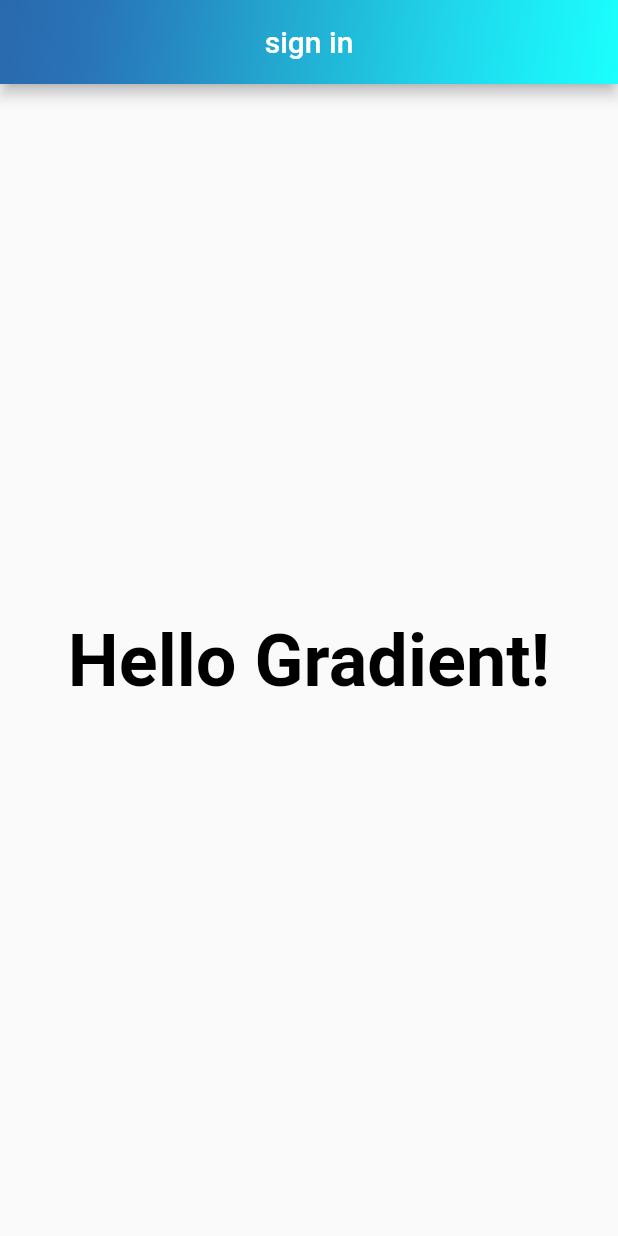
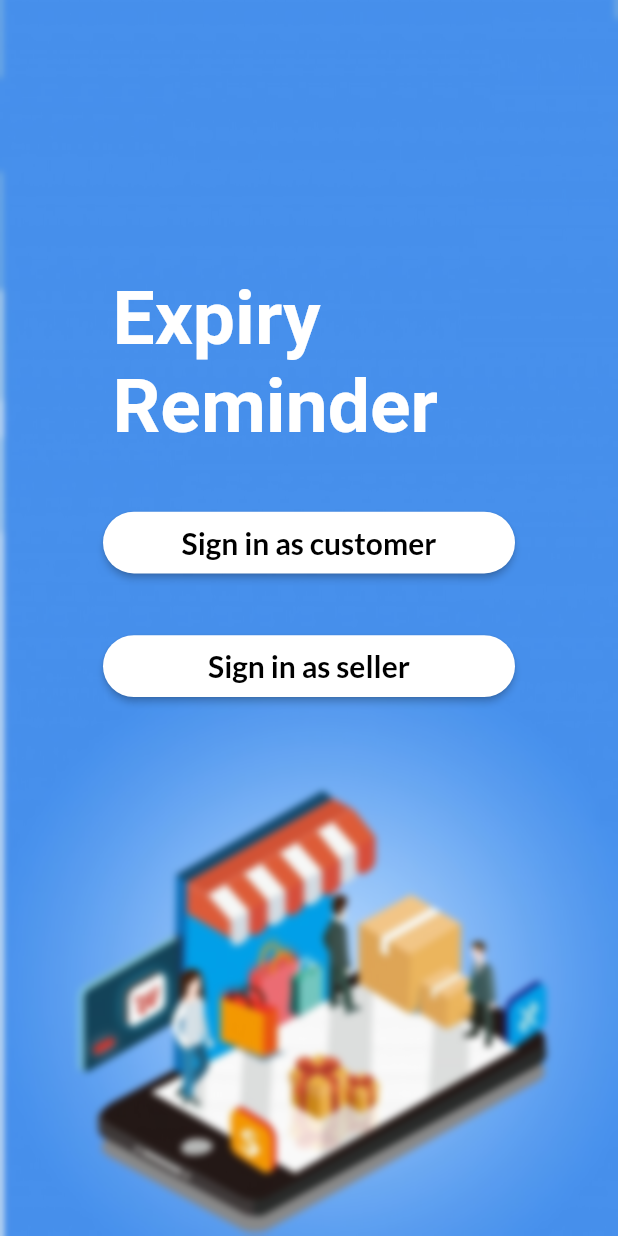
Before and after one commit to Susilkessav/Expiry_Remainder, a Flutter app: the screen it shows after launch, on a phone screen of 412 x 824 dp. Run offline on Flutter 3.47's test engine with Material 2 defaults, Android fonts, the phone set to English and light mode, and no system bars; our stand-ins replace google_fonts; missing offline and left inert: flutter_auth_buttons.

Commit message:
Complete home screen, finish sign in as customer page

```diff
--- /dev/null
+++ b/lib/customer_login.dart
@@ -0,0 +1,56 @@
+import 'dart:ui';
+
+import 'package:flutter/material.dart';
+import 'package:flutter_auth_buttons/flutter_auth_buttons.dart';
+import 'package:google_fonts/google_fonts.dart';
+
+class CustomerLoginPage extends StatelessWidget {
+  @override
+  Widget build(BuildContext context) {
+    return Container(
+      decoration: BoxDecoration(
+        image: const DecorationImage(
+            image: AssetImage('assets/loginc.jpg'), fit: BoxFit.cover),
+      ),
+      child: BackdropFilter(
+        filter: ImageFilter.blur(sigmaX: 2.5, sigmaY: 2.5),
+        child: Scaffold(
+          backgroundColor: Colors.transparent,
+          body: Center(
+            child: Column(
+              mainAxisAlignment: MainAxisAlignment.start,
+              children: <Widget>[
+                SizedBox(
+                  height: (MediaQuery.of(context).size.height) / 4.5,
+                ),
+                Padding(
+                  padding: const EdgeInsets.fromLTRB(75.0, 0, 0, 20),
+                  child: Text('Sign in as customer',
+                      style: GoogleFonts.fugazOne(
+                          color: Colors.white,
+                          fontSize: 55,
+                          fontWeight: FontWeight.w200)),
+                ),
+                SizedBox(
+                  height: 25,
+                ),
+                SizedBox(
+                  width: (MediaQuery.of(context).size.width) / 1.5,
+                  height: (MediaQuery.of(context).size.height) / 20,
+                  child: GoogleSignInButton(
+                    splashColor: Colors.blue[900],
+                    onPressed: () {},
+                    darkMode: true,
+                    borderRadius: 50,
+                    textStyle: GoogleFonts.lato(
+                        fontSize: 20, fontWeight: FontWeight.w600),
+                  ),
+                )
+              ],
+            ),
+          ),
+        ),
+      ),
+    );
+  }
+}
--- a/lib/main.dart
+++ b/lib/main.dart
@@ -1,4 +1,8 @@
+import 'dart:ui';
+import 'package:expiry_remainder/customer_login.dart';
 import 'package:flutter/material.dart';
+import 'package:google_fonts/google_fonts.dart';
+
 void main() {
   runApp(MyApp());
 }
@@ -7,56 +11,113 @@ class MyApp extends StatelessWidget {
   @override
   Widget build(BuildContext context) {
     return MaterialApp(
-      title: 'Flutter Demo',
+      themeMode: ThemeMode.dark,
       theme: ThemeData(
-        primarySwatch: Colors.blue,
-        visualDensity: VisualDensity.adaptivePlatformDensity,
+        scaffoldBackgroundColor: Colors.transparent,
+        textTheme: GoogleFonts.latoTextTheme(),
+        primaryColor: Colors.white,
+        primaryColorBrightness: Brightness.light,
+        brightness: Brightness.light,
+        primaryColorDark: Colors.black87,
+        canvasColor: Colors.white,
+        // next line is important!
+        appBarTheme: AppBarTheme(brightness: Brightness.light),
       ),
-      home: MyHomePage(),
+      darkTheme: ThemeData(
+        primaryColor: Colors.deepPurpleAccent,
+        primaryColorBrightness: Brightness.dark,
+        primaryColorLight: Colors.black87,
+        brightness: Brightness.dark,
+        primaryColorDark: Colors.black87,
+        indicatorColor: Colors.white,
+        canvasColor: Colors.black87,
+        // next line is important!
+        appBarTheme: AppBarTheme(brightness: Brightness.values[0]),
+      ),
+      home: SigninPage(),
     );
   }
 }
 
-class MyHomePage extends StatelessWidget {
+class SigninPage extends StatelessWidget {
   @override
   Widget build(BuildContext context) {
-    return Scaffold(
-      appBar: AppBar(
-        centerTitle: true,
-        title: Text('sign in'),
-        flexibleSpace: Container(
-          decoration: BoxDecoration(
-              gradient: LinearGradient(
-                  begin: Alignment.topLeft,
-                  end: Alignment.bottomRight,
-                  colors: <Color>[
-                    Color.fromRGBO(42,105,173,1.0),
-                    Color.fromRGBO(41,115,183,1.0),
-                    Color.fromRGBO(38,137,194,1.0),
-                    Color.fromRGBO(35,164,206,1.0),
-                    Color.fromRGBO(32,189,219,1.0),
-                    Color.fromRGBO(32,213,234,1.0),
-                    Color.fromRGBO(28,235,245,1.0),
-                    Color.fromRGBO(27,255,254,1.0)
-
-                  ])
-          ),
-        ),
+    return Container(
+      decoration: BoxDecoration(
+        image: const DecorationImage(
+            image: AssetImage('assets/homebg.jpg'), fit: BoxFit.fill),
       ),
-      body: Center(
-        child: Container(
-          child: Center(
-            child: Text(
-              'Hello Gradient!',
-              style: TextStyle(
-                fontSize: 48.0,
-                fontWeight: FontWeight.bold,
-                color: Colors.black,
+      child: BackdropFilter(
+        filter: ImageFilter.blur(sigmaX: 2.5, sigmaY: 2.5),
+        child: Scaffold(
+            backgroundColor: Colors.transparent,
+            body: Center(
+              child: Column(
+                mainAxisAlignment: MainAxisAlignment.start,
+                children: [
+                  SizedBox(
+                    height: (MediaQuery.of(context).size.height) / 4.5,
+                  ),
+                  Padding(
+                    padding: const EdgeInsets.fromLTRB(75, 0, 0, 40),
+                    child: Text("Expiry Reminder",
+                        style: GoogleFonts.fugazOne(
+                            fontSize: 50, fontWeight: FontWeight.bold)),
+                  ),
+                  SizedBox(
+                      width: (MediaQuery.of(context).size.width) / 1.5,
+                      height: (MediaQuery.of(context).size.height) / 20,
+                      child: ElevatedButton(
+                        style: ButtonStyle(
+                            foregroundColor:
+                                MaterialStateProperty.all<Color>(Colors.black),
+                            backgroundColor:
+                                MaterialStateProperty.all<Color>(Colors.white),
+                            shape: MaterialStateProperty.all<
+                                    RoundedRectangleBorder>(
+                                RoundedRectangleBorder(
+                                    borderRadius: BorderRadius.circular(50)))),
+                        child: Text("Sign in as customer",
+                            style: GoogleFonts.lato(
+                                fontSize: 20, fontWeight: FontWeight.w600)),
+                        onPressed: () => gotoCustomerLogin(context),
+                      )),
+                  SizedBox(
+                    height: (MediaQuery.of(context).size.height) / 20,
+                  ),
+                  SizedBox(
+                    width: (MediaQuery.of(context).size.width) / 1.5,
+                    height: (MediaQuery.of(context).size.height) / 20,
+                    child: ElevatedButton(
+                      style: ButtonStyle(
+                          foregroundColor:
+                              MaterialStateProperty.all<Color>(Colors.black),
+                          backgroundColor:
+                              MaterialStateProperty.all<Color>(Colors.white),
+                          shadowColor:
+                              MaterialStateProperty.all<Color>(Colors.black),
+                          shape:
+                              MaterialStateProperty.all<RoundedRectangleBorder>(
+                                  RoundedRectangleBorder(
+                                      borderRadius:
+                                          BorderRadius.circular(50)))),
+                      onPressed: () {},
+                      child: Text(
+                        "Sign in as seller",
+                        style: GoogleFonts.lato(
+                            fontSize: 20, fontWeight: FontWeight.w600),
+                      ),
+                    ),
+                  ),
+                ],
               ),
-            ),
-          ),
-        ),
+            )),
       ),
     );
   }
 }
+
+Future gotoCustomerLogin(context) async {
+  Navigator.push(
+      context, MaterialPageRoute(builder: (context) => CustomerLoginPage()));
+}
```
Also changed, not shown: pubspec.yaml (+8 -8 lines), assets/homebg.jpg (added), assets/loginc.jpg (added), pubspec.lock.
